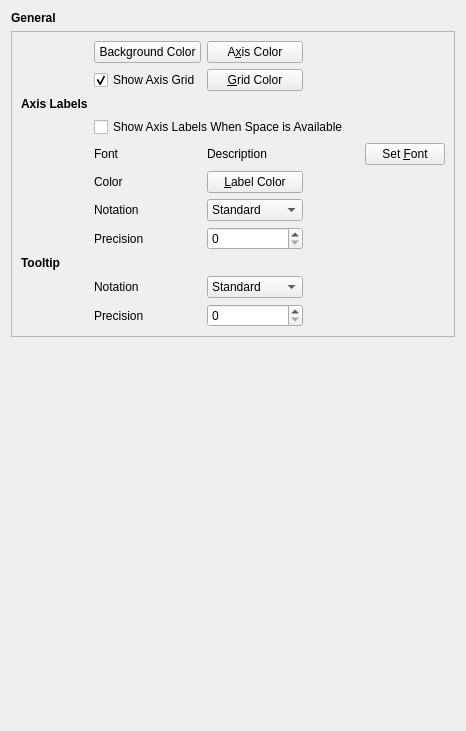
The window that Qt/Components/Resources/UI/pqPlotMatrixOptionsWidget.ui (Kitware/ParaView) describes before a commit, drawn with Qt 5.
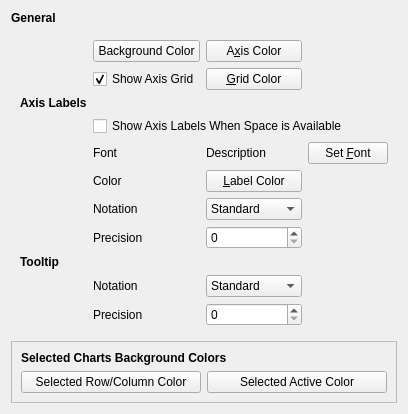
The same window after the commit. The open tabs and pages were chosen to show the change. Custom widgets are drawn as their Qt base class.

Commit message:
Issue 12828: fixed plot matrix view settings dialog issues
Also polished the dialog UI and cleaned up a few minor UI bugs.

Diff of the .ui file:
```diff
--- a/Qt/Components/Resources/UI/pqPlotMatrixOptionsWidget.ui
+++ b/Qt/Components/Resources/UI/pqPlotMatrixOptionsWidget.ui
@@ -6,14 +6,14 @@
    <rect>
     <x>0</x>
     <y>0</y>
-    <width>466</width>
-    <height>731</height>
+    <width>368</width>
+    <height>413</height>
    </rect>
   </property>
   <property name="windowTitle">
    <string>Plot Matrix Options</string>
   </property>
-  <layout class="QVBoxLayout" name="verticalLayout_3">
+  <layout class="QVBoxLayout" name="verticalLayout">
    <item>
     <widget class="QLabel" name="labelGeneral">
      <property name="font">
@@ -27,365 +27,6 @@
      </property>
     </widget>
    </item>
-   <item>
-    <widget class="QFrame" name="frameChart">
-     <property name="frameShape">
-      <enum>QFrame::StyledPanel</enum>
-     </property>
-     <property name="frameShadow">
-      <enum>QFrame::Raised</enum>
-     </property>
-     <layout class="QGridLayout" name="gridLayout_2">
-      <item row="4" column="0">
-       <widget class="QLabel" name="label_45">
-        <property name="font">
-         <font>
-          <weight>75</weight>
-          <bold>true</bold>
-         </font>
-        </property>
-        <property name="text">
-         <string>Axis Labels</string>
-        </property>
-       </widget>
-      </item>
-      <item row="6" column="1">
-       <widget class="QLabel" name="label_41">
-        <property name="text">
-         <string>Font</string>
-        </property>
-       </widget>
-      </item>
-      <item row="6" column="2" colspan="2">
-       <widget class="QLabel" name="AxisLabelFont">
-        <property name="sizePolicy">
-         <sizepolicy hsizetype="Minimum" vsizetype="Preferred">
-          <horstretch>0</horstretch>
-          <verstretch>0</verstretch>
-         </sizepolicy>
-        </property>
-        <property name="text">
-         <string>Description</string>
-        </property>
-       </widget>
-      </item>
-      <item row="6" column="4">
-       <widget class="QPushButton" name="AxisLabelFontButton">
-        <property name="sizePolicy">
-         <sizepolicy hsizetype="Minimum" vsizetype="Fixed">
-          <horstretch>0</horstretch>
-          <verstretch>0</verstretch>
-         </sizepolicy>
-        </property>
-        <property name="text">
-         <string>Set &amp;Font</string>
-        </property>
-       </widget>
-      </item>
-      <item row="7" column="1">
-       <widget class="QLabel" name="label_46">
-        <property name="text">
-         <string>Color</string>
-        </property>
-       </widget>
-      </item>
-      <item row="7" column="2">
-       <widget class="pqColorChooserButton" name="LabelColor">
-        <property name="sizePolicy">
-         <sizepolicy hsizetype="Minimum" vsizetype="Fixed">
-          <horstretch>0</horstretch>
-          <verstretch>0</verstretch>
-         </sizepolicy>
-        </property>
-        <property name="text">
-         <string>&amp;Label Color</string>
-        </property>
-       </widget>
-      </item>
-      <item row="7" column="3" colspan="2">
-       <spacer name="horizontalSpacer_8">
-        <property name="orientation">
-         <enum>Qt::Horizontal</enum>
-        </property>
-        <property name="sizeHint" stdset="0">
-         <size>
-          <width>40</width>
-          <height>20</height>
-         </size>
-        </property>
-       </spacer>
-      </item>
-      <item row="8" column="1">
-       <widget class="QLabel" name="label_43">
-        <property name="text">
-         <string>Notation</string>
-        </property>
-       </widget>
-      </item>
-      <item row="8" column="2">
-       <widget class="QComboBox" name="LabelNotation">
-        <property name="sizePolicy">
-         <sizepolicy hsizetype="Minimum" vsizetype="Fixed">
-          <horstretch>0</horstretch>
-          <verstretch>0</verstretch>
-         </sizepolicy>
-        </property>
-        <item>
-         <property name="text">
-          <string>Standard</string>
-         </property>
-        </item>
-        <item>
-         <property name="text">
-          <string>Exponential</string>
-         </property>
-        </item>
-        <item>
-         <property name="text">
-          <string>Engineering</string>
-         </property>
-        </item>
-        <item>
-         <property name="text">
-          <string>Mixed</string>
-         </property>
-        </item>
-       </widget>
-      </item>
-      <item row="8" column="3" colspan="2">
-       <spacer name="horizontalSpacer_7">
-        <property name="orientation">
-         <enum>Qt::Horizontal</enum>
-        </property>
-        <property name="sizeHint" stdset="0">
-         <size>
-          <width>40</width>
-          <height>20</height>
-         </size>
-        </property>
-       </spacer>
-      </item>
-      <item row="9" column="1">
-       <widget class="QLabel" name="label_44">
-        <property name="text">
-         <string>Precision</string>
-        </property>
-       </widget>
-      </item>
-      <item row="9" column="2">
-       <widget class="QSpinBox" name="LabelPrecision">
-        <property name="sizePolicy">
-         <sizepolicy hsizetype="Minimum" vsizetype="Fixed">
-          <horstretch>0</horstretch>
-          <verstretch>0</verstretch>
-         </sizepolicy>
-        </property>
-        <property name="maximum">
-         <number>6</number>
-        </property>
-       </widget>
-      </item>
-      <item row="10" column="0" colspan="5">
-       <widget class="QLabel" name="label_28">
-        <property name="font">
-         <font>
-          <weight>75</weight>
-          <bold>true</bold>
-         </font>
-        </property>
-        <property name="text">
-         <string>Tooltip</string>
-        </property>
-       </widget>
-      </item>
-      <item row="11" column="2">
-       <widget class="QComboBox" name="TooltipNotation">
-        <property name="sizePolicy">
-         <sizepolicy hsizetype="Minimum" vsizetype="Fixed">
-          <horstretch>0</horstretch>
-          <verstretch>0</verstretch>
-         </sizepolicy>
-        </property>
-        <item>
-         <property name="text">
-          <string>Standard</string>
-         </property>
-        </item>
-        <item>
-         <property name="text">
-          <string>Scientific</string>
-         </property>
-        </item>
-        <item>
-         <property name="text">
-          <string>Fixed</string>
-         </property>
-        </item>
-       </widget>
-      </item>
-      <item row="12" column="1">
-       <widget class="QLabel" name="label_27">
-        <property name="text">
-         <string>Precision</string>
-        </property>
-       </widget>
-      </item>
-      <item row="12" column="2">
-       <widget class="QSpinBox" name="TooltipPrecision">
-        <property name="sizePolicy">
-         <sizepolicy hsizetype="Minimum" vsizetype="Fixed">
-          <horstretch>0</horstretch>
-          <verstretch>0</verstretch>
-         </sizepolicy>
-        </property>
-        <property name="value">
-         <number>0</number>
-        </property>
-       </widget>
-      </item>
-      <item row="9" column="3" colspan="2">
-       <spacer name="horizontalSpacer_9">
-        <property name="orientation">
-         <enum>Qt::Horizontal</enum>
-        </property>
-        <property name="sizeHint" stdset="0">
-         <size>
-          <width>40</width>
-          <height>20</height>
-         </size>
-        </property>
-       </spacer>
-      </item>
-      <item row="11" column="3" colspan="2">
-       <spacer name="horizontalSpacer_10">
-        <property name="orientation">
-         <enum>Qt::Horizontal</enum>
-        </property>
-        <property name="sizeHint" stdset="0">
-         <size>
-          <width>40</width>
-          <height>20</height>
-         </size>
-        </property>
-       </spacer>
-      </item>
-      <item row="12" column="3" colspan="2">
-       <spacer name="horizontalSpacer_11">
-        <property name="orientation">
-         <enum>Qt::Horizontal</enum>
-        </property>
-        <property name="sizeHint" stdset="0">
-         <size>
-          <width>40</width>
-          <height>20</height>
-         </size>
-        </property>
-       </spacer>
-      </item>
-      <item row="2" column="1">
-       <widget class="QCheckBox" name="ShowAxisGrid">
-        <property name="sizePolicy">
-         <sizepolicy hsizetype="Minimum" vsizetype="Fixed">
-          <horstretch>0</horstretch>
-          <verstretch>0</verstretch>
-         </sizepolicy>
-        </property>
-        <property name="text">
-         <string>Show Axis Grid</string>
-        </property>
-        <property name="checked">
-         <bool>true</bool>
-        </property>
-       </widget>
-      </item>
-      <item row="2" column="2">
-       <widget class="pqColorChooserButton" name="GridColor">
-        <property name="sizePolicy">
-         <sizepolicy hsizetype="Minimum" vsizetype="Fixed">
-          <horstretch>0</horstretch>
-          <verstretch>0</verstretch>
-         </sizepolicy>
-        </property>
-        <property name="text">
-         <string>&amp;Grid Color</string>
-        </property>
-       </widget>
-      </item>
-      <item row="1" column="1">
-       <widget class="pqColorChooserButton" name="BackgroundColor">
-        <property name="sizePolicy">
-         <sizepolicy hsizetype="Minimum" vsizetype="Fixed">
-          <horstretch>0</horstretch>
-          <verstretch>0</verstretch>
-         </sizepolicy>
-        </property>
-        <property name="text">
-         <string>Background Color</string>
-        </property>
-       </widget>
-      </item>
-      <item row="1" column="2">
-       <widget class="pqColorChooserButton" name="AxisColor">
-        <property name="sizePolicy">
-         <sizepolicy hsizetype="Minimum" vsizetype="Fixed">
-          <horstretch>0</horstretch>
-          <verstretch>0</verstretch>
-         </sizepolicy>
-        </property>
-        <property name="text">
-         <string>A&amp;xis Color</string>
-        </property>
-       </widget>
-      </item>
-      <item row="1" column="3" colspan="2">
-       <spacer name="horizontalSpacer_2">
-        <property name="orientation">
-         <enum>Qt::Horizontal</enum>
-        </property>
-        <property name="sizeHint" stdset="0">
-         <size>
-          <width>40</width>
-          <height>20</height>
-         </size>
-        </property>
-       </spacer>
-      </item>
-      <item row="2" column="3" colspan="2">
-       <spacer name="horizontalSpacer_3">
-        <property name="orientation">
-         <enum>Qt::Horizontal</enum>
-        </property>
-        <property name="sizeHint" stdset="0">
-         <size>
-          <width>40</width>
-          <height>20</height>
-         </size>
-        </property>
-       </spacer>
-      </item>
-      <item row="5" column="1" colspan="4">
-       <widget class="QCheckBox" name="ShowAxisLabels">
-        <property name="sizePolicy">
-         <sizepolicy hsizetype="Minimum" vsizetype="Fixed">
-          <horstretch>0</horstretch>
-          <verstretch>0</verstretch>
-         </sizepolicy>
-        </property>
-        <property name="text">
-         <string>Show Axis Labels When Space is Available</string>
-        </property>
-       </widget>
-      </item>
-      <item row="11" column="1">
-       <widget class="QLabel" name="label_26">
-        <property name="text">
-         <string>Notation</string>
-        </property>
-       </widget>
-      </item>
-     </layout>
-    </widget>
-   </item>
    <item>
     <widget class="QStackedWidget" name="ChartPages">
      <property name="currentIndex">
@@ -393,7 +34,7 @@
      </property>
      <widget class="QWidget" name="GeneralPlot">
       <layout class="QGridLayout" name="gridLayout">
-       <item row="0" column="0" colspan="6">
+       <item row="0" column="0">
         <widget class="QLabel" name="label">
          <property name="font">
           <font>
@@ -406,24 +47,24 @@
          </property>
         </widget>
        </item>
-       <item row="1" column="2">
+       <item row="1" column="1">
         <widget class="QLabel" name="label_2">
          <property name="text">
           <string>Text</string>
          </property>
         </widget>
        </item>
-       <item row="1" column="4" colspan="6">
+       <item row="1" column="2" colspan="4">
         <widget class="QLineEdit" name="ChartTitle"/>
        </item>
-       <item row="2" column="2">
+       <item row="2" column="1">
         <widget class="QLabel" name="label_3">
          <property name="text">
           <string>Font</string>
          </property>
         </widget>
        </item>
-       <item row="2" column="4" colspan="6">
+       <item row="2" column="2" colspan="5">
         <layout class="QHBoxLayout">
          <property name="spacing">
           <number>6</number>
@@ -453,47 +94,47 @@
          </item>
         </layout>
        </item>
-       <item row="3" column="2">
+       <item row="3" column="1">
         <widget class="QLabel" name="label_4">
          <property name="text">
           <string>Alignment</string>
          </property>
         </widget>
        </item>
-       <item row="3" column="8" colspan="2">
-        <spacer name="horizontalSpacer_6">
-         <property name="orientation">
-          <enum>Qt::Horizontal</enum>
-         </property>
-         <property name="sizeHint" stdset="0">
-          <size>
-           <width>40</width>
-           <height>20</height>
-          </size>
-         </property>
-        </spacer>
+       <item row="3" column="2">
+        <widget class="QComboBox" name="ChartTitleAlignment">
+         <item>
+          <property name="text">
+           <string>Left</string>
+          </property>
+         </item>
+         <item>
+          <property name="text">
+           <string>Center</string>
+          </property>
+         </item>
+         <item>
+          <property name="text">
+           <string>Right</string>
+          </property>
+         </item>
+        </widget>
        </item>
-       <item row="4" column="2">
+       <item row="4" column="1">
         <widget class="QLabel" name="label_8">
          <property name="text">
           <string>Color</string>
          </property>
         </widget>
        </item>
-       <item row="17" column="1">
-        <widget class="QLabel" name="label_30">
-         <property name="font">
-          <font>
-           <weight>75</weight>
-           <bold>true</bold>
-          </font>
-         </property>
+       <item row="4" column="2" colspan="2">
+        <widget class="pqColorChooserButton" name="ChartTitleColor">
          <property name="text">
-          <string>Layout Spacing</string>
+          <string>Set Co&amp;lor</string>
          </property>
         </widget>
        </item>
-       <item row="7" column="1">
+       <item row="5" column="0">
         <widget class="QLabel" name="label_35">
          <property name="font">
           <font>
@@ -506,7 +147,7 @@
          </property>
         </widget>
        </item>
-       <item row="8" column="2">
+       <item row="6" column="1">
         <widget class="QLabel" name="label_34">
          <property name="sizePolicy">
           <sizepolicy hsizetype="Minimum" vsizetype="Preferred">
@@ -519,7 +160,7 @@
          </property>
         </widget>
        </item>
-       <item row="8" column="4">
+       <item row="6" column="2">
         <widget class="QSpinBox" name="LeftMargin">
          <property name="sizePolicy">
           <sizepolicy hsizetype="Minimum" vsizetype="Fixed">
@@ -535,7 +176,23 @@
          </property>
         </widget>
        </item>
-       <item row="9" column="2">
+       <item row="6" column="5" colspan="2">
+        <widget class="QSpinBox" name="BottomMargin">
+         <property name="sizePolicy">
+          <sizepolicy hsizetype="Minimum" vsizetype="Fixed">
+           <horstretch>0</horstretch>
+           <verstretch>0</verstretch>
+          </sizepolicy>
+         </property>
+         <property name="maximum">
+          <number>1024</number>
+         </property>
+         <property name="value">
+          <number>40</number>
+         </property>
+        </widget>
+       </item>
+       <item row="7" column="1">
         <widget class="QLabel" name="label_33">
          <property name="sizePolicy">
           <sizepolicy hsizetype="Minimum" vsizetype="Preferred">
@@ -548,20 +205,52 @@
          </property>
         </widget>
        </item>
-       <item row="19" column="4">
-        <widget class="QDoubleSpinBox" name="GutterY">
+       <item row="7" column="2">
+        <widget class="QSpinBox" name="RightMargin">
          <property name="sizePolicy">
           <sizepolicy hsizetype="Minimum" vsizetype="Fixed">
            <horstretch>0</horstretch>
            <verstretch>0</verstretch>
           </sizepolicy>
          </property>
+         <property name="maximum">
+          <number>1024</number>
+         </property>
          <property name="value">
-          <double>15.000000000000000</double>
+          <number>50</number>
          </property>
         </widget>
        </item>
-       <item row="19" column="2">
+       <item row="7" column="5" colspan="2">
+        <widget class="QSpinBox" name="TopMargin">
+         <property name="sizePolicy">
+          <sizepolicy hsizetype="Minimum" vsizetype="Fixed">
+           <horstretch>0</horstretch>
+           <verstretch>0</verstretch>
+          </sizepolicy>
+         </property>
+         <property name="maximum">
+          <number>1024</number>
+         </property>
+         <property name="value">
+          <number>40</number>
+         </property>
+        </widget>
+       </item>
+       <item row="8" column="0">
+        <widget class="QLabel" name="label_30">
+         <property name="font">
+          <font>
+           <weight>75</weight>
+           <bold>true</bold>
+          </font>
+         </property>
+         <property name="text">
+          <string>Layout Spacing</string>
+         </property>
+        </widget>
+       </item>
+       <item row="9" column="1">
         <widget class="QLabel" name="labelGutterX">
          <property name="sizePolicy">
           <sizepolicy hsizetype="Minimum" vsizetype="Preferred">
@@ -574,7 +263,7 @@
          </property>
         </widget>
        </item>
-       <item row="19" column="6">
+       <item row="9" column="2">
         <widget class="QDoubleSpinBox" name="GutterX">
          <property name="sizePolicy">
           <sizepolicy hsizetype="Minimum" vsizetype="Fixed">
@@ -587,20 +276,33 @@
          </property>
         </widget>
        </item>
-       <item row="19" column="5">
-        <widget class="QLabel" name="labelGutterY">
+       <item row="9" column="5" colspan="2">
+        <widget class="QDoubleSpinBox" name="GutterY">
          <property name="sizePolicy">
-          <sizepolicy hsizetype="Minimum" vsizetype="Preferred">
+          <sizepolicy hsizetype="Minimum" vsizetype="Fixed">
            <horstretch>0</horstretch>
            <verstretch>0</verstretch>
           </sizepolicy>
          </property>
-         <property name="text">
-          <string>Vertical</string>
+         <property name="value">
+          <double>15.000000000000000</double>
          </property>
         </widget>
        </item>
-       <item row="8" column="6">
+       <item row="10" column="1">
+        <spacer name="verticalSpacer">
+         <property name="orientation">
+          <enum>Qt::Vertical</enum>
+         </property>
+         <property name="sizeHint" stdset="0">
+          <size>
+           <width>20</width>
+           <height>40</height>
+          </size>
+         </property>
+        </spacer>
+       </item>
+       <item row="6" column="4">
         <widget class="QLabel" name="label_32">
          <property name="sizePolicy">
           <sizepolicy hsizetype="Minimum" vsizetype="Preferred">
@@ -613,7 +315,7 @@
          </property>
         </widget>
        </item>
-       <item row="9" column="6">
+       <item row="7" column="4">
         <widget class="QLabel" name="label_29">
          <property name="sizePolicy">
           <sizepolicy hsizetype="Minimum" vsizetype="Preferred">
@@ -626,66 +328,268 @@
          </property>
         </widget>
        </item>
-       <item row="8" column="7" colspan="3">
-        <widget class="QSpinBox" name="BottomMargin">
-         <property name="sizePolicy">
-          <sizepolicy hsizetype="Minimum" vsizetype="Fixed">
-           <horstretch>0</horstretch>
-           <verstretch>0</verstretch>
-          </sizepolicy>
-         </property>
-         <property name="maximum">
-          <number>1024</number>
-         </property>
-         <property name="value">
-          <number>40</number>
-         </property>
-        </widget>
-       </item>
-       <item row="9" column="7" colspan="3">
-        <widget class="QSpinBox" name="TopMargin">
-         <property name="sizePolicy">
-          <sizepolicy hsizetype="Minimum" vsizetype="Fixed">
-           <horstretch>0</horstretch>
-           <verstretch>0</verstretch>
-          </sizepolicy>
-         </property>
-         <property name="maximum">
-          <number>1024</number>
-         </property>
-         <property name="value">
-          <number>40</number>
-         </property>
-        </widget>
-       </item>
-       <item row="3" column="4">
-        <widget class="QComboBox" name="ChartTitleAlignment">
-         <item>
-          <property name="text">
-           <string>Left</string>
-          </property>
-         </item>
-         <item>
-          <property name="text">
-           <string>Center</string>
-          </property>
-         </item>
-         <item>
-          <property name="text">
-           <string>Right</string>
-          </property>
-         </item>
-        </widget>
-       </item>
-       <item row="4" column="4">
-        <widget class="pqColorChooserButton" name="ChartTitleColor">
-         <property name="text">
-          <string>Set Co&amp;lor</string>
-         </property>
-        </widget>
-       </item>
        <item row="9" column="4">
-        <widget class="QSpinBox" name="RightMargin">
+        <widget class="QLabel" name="labelGutterY_2">
+         <property name="sizePolicy">
+          <sizepolicy hsizetype="Minimum" vsizetype="Preferred">
+           <horstretch>0</horstretch>
+           <verstretch>0</verstretch>
+          </sizepolicy>
+         </property>
+         <property name="text">
+          <string>Vertical</string>
+         </property>
+        </widget>
+       </item>
+       <item row="6" column="7">
+        <spacer name="horizontalSpacer_6">
+         <property name="orientation">
+          <enum>Qt::Horizontal</enum>
+         </property>
+         <property name="sizeHint" stdset="0">
+          <size>
+           <width>40</width>
+           <height>20</height>
+          </size>
+         </property>
+        </spacer>
+       </item>
+      </layout>
+     </widget>
+     <widget class="QWidget" name="ActivePlot">
+      <layout class="QGridLayout" name="gridLayout_4">
+       <item row="0" column="1">
+        <widget class="pqColorChooserButton" name="BackgroundColor">
+         <property name="sizePolicy">
+          <sizepolicy hsizetype="Minimum" vsizetype="Fixed">
+           <horstretch>0</horstretch>
+           <verstretch>0</verstretch>
+          </sizepolicy>
+         </property>
+         <property name="text">
+          <string>Background Color</string>
+         </property>
+        </widget>
+       </item>
+       <item row="0" column="2">
+        <widget class="pqColorChooserButton" name="AxisColor">
+         <property name="sizePolicy">
+          <sizepolicy hsizetype="Minimum" vsizetype="Fixed">
+           <horstretch>0</horstretch>
+           <verstretch>0</verstretch>
+          </sizepolicy>
+         </property>
+         <property name="text">
+          <string>A&amp;xis Color</string>
+         </property>
+        </widget>
+       </item>
+       <item row="0" column="3">
+        <spacer name="horizontalSpacer_2">
+         <property name="orientation">
+          <enum>Qt::Horizontal</enum>
+         </property>
+         <property name="sizeHint" stdset="0">
+          <size>
+           <width>40</width>
+           <height>20</height>
+          </size>
+         </property>
+        </spacer>
+       </item>
+       <item row="1" column="1">
+        <widget class="QCheckBox" name="ShowAxisGrid">
+         <property name="sizePolicy">
+          <sizepolicy hsizetype="Minimum" vsizetype="Fixed">
+           <horstretch>0</horstretch>
+           <verstretch>0</verstretch>
+          </sizepolicy>
+         </property>
+         <property name="text">
+          <string>Show Axis Grid</string>
+         </property>
+         <property name="checked">
+          <bool>true</bool>
+         </property>
+        </widget>
+       </item>
+       <item row="1" column="2">
+        <widget class="pqColorChooserButton" name="GridColor">
+         <property name="sizePolicy">
+          <sizepolicy hsizetype="Minimum" vsizetype="Fixed">
+           <horstretch>0</horstretch>
+           <verstretch>0</verstretch>
+          </sizepolicy>
+         </property>
+         <property name="text">
+          <string>&amp;Grid Color</string>
+         </property>
+        </widget>
+       </item>
+       <item row="1" column="3">
+        <spacer name="horizontalSpacer_3">
+         <property name="orientation">
+          <enum>Qt::Horizontal</enum>
+         </property>
+         <property name="sizeHint" stdset="0">
+          <size>
+           <width>40</width>
+           <height>20</height>
+          </size>
+         </property>
+        </spacer>
+       </item>
+       <item row="2" column="0">
+        <widget class="QLabel" name="label_45">
+         <property name="font">
+          <font>
+           <weight>75</weight>
+           <bold>true</bold>
+          </font>
+         </property>
+         <property name="text">
+          <string>Axis Labels</string>
+         </property>
+        </widget>
+       </item>
+       <item row="3" column="1" colspan="3">
+        <widget class="QCheckBox" name="ShowAxisLabels">
+         <property name="sizePolicy">
+          <sizepolicy hsizetype="Minimum" vsizetype="Fixed">
+           <horstretch>0</horstretch>
+           <verstretch>0</verstretch>
+          </sizepolicy>
+         </property>
+         <property name="text">
+          <string>Show Axis Labels When Space is Available</string>
+         </property>
+        </widget>
+       </item>
+       <item row="4" column="1">
+        <widget class="QLabel" name="label_41">
+         <property name="text">
+          <string>Font</string>
+         </property>
+        </widget>
+       </item>
+       <item row="4" column="2">
+        <widget class="QLabel" name="AxisLabelFont">
+         <property name="sizePolicy">
+          <sizepolicy hsizetype="Minimum" vsizetype="Preferred">
+           <horstretch>0</horstretch>
+           <verstretch>0</verstretch>
+          </sizepolicy>
+         </property>
+         <property name="text">
+          <string>Description</string>
+         </property>
+        </widget>
+       </item>
+       <item row="4" column="3">
+        <widget class="QPushButton" name="AxisLabelFontButton">
+         <property name="sizePolicy">
+          <sizepolicy hsizetype="Minimum" vsizetype="Fixed">
+           <horstretch>0</horstretch>
+           <verstretch>0</verstretch>
+          </sizepolicy>
+         </property>
+         <property name="text">
+          <string>Set &amp;Font</string>
+         </property>
+        </widget>
+       </item>
+       <item row="5" column="1">
+        <widget class="QLabel" name="label_46">
+         <property name="text">
+          <string>Color</string>
+         </property>
+        </widget>
+       </item>
+       <item row="5" column="2">
+        <widget class="pqColorChooserButton" name="LabelColor">
+         <property name="sizePolicy">
+          <sizepolicy hsizetype="Minimum" vsizetype="Fixed">
+           <horstretch>0</horstretch>
+           <verstretch>0</verstretch>
+          </sizepolicy>
+         </property>
+         <property name="text">
+          <string>&amp;Label Color</string>
+         </property>
+        </widget>
+       </item>
+       <item row="5" column="3">
+        <spacer name="horizontalSpacer_8">
+         <property name="orientation">
+          <enum>Qt::Horizontal</enum>
+         </property>
+         <property name="sizeHint" stdset="0">
+          <size>
+           <width>40</width>
+           <height>20</height>
+          </size>
+         </property>
+        </spacer>
+       </item>
+       <item row="6" column="1">
+        <widget class="QLabel" name="label_43">
+         <property name="text">
+          <string>Notation</string>
+         </property>
+        </widget>
+       </item>
+       <item row="6" column="2">
+        <widget class="QComboBox" name="LabelNotation">
+         <property name="sizePolicy">
+          <sizepolicy hsizetype="Minimum" vsizetype="Fixed">
+           <horstretch>0</horstretch>
+           <verstretch>0</verstretch>
+          </sizepolicy>
+         </property>
+         <item>
+          <property name="text">
+           <string>Standard</string>
+          </property>
+         </item>
+         <item>
+          <property name="text">
+           <string>Exponential</string>
+          </property>
+         </item>
+         <item>
+          <property name="text">
+           <string>Engineering</string>
+          </property>
+         </item>
+         <item>
+          <property name="text">
+           <string>Mixed</string>
+          </property>
+         </item>
+        </widget>
+       </item>
+       <item row="6" column="3">
+        <spacer name="horizontalSpacer_7">
+         <property name="orientation">
+          <enum>Qt::Horizontal</enum>
+         </property>
+         <property name="sizeHint" stdset="0">
+          <size>
+           <width>40</width>
+           <height>20</height>
+          </size>
+         </property>
+        </spacer>
+       </item>
+       <item row="7" column="1">
+        <widget class="QLabel" name="label_44">
+         <property name="text">
+          <string>Precision</string>
+         </property>
+        </widget>
+       </item>
+       <item row="7" column="2">
+        <widget class="QSpinBox" name="LabelPrecision">
          <property name="sizePolicy">
           <sizepolicy hsizetype="Minimum" vsizetype="Fixed">
            <horstretch>0</horstretch>
@@ -693,75 +597,180 @@
           </sizepolicy>
          </property>
          <property name="maximum">
-          <number>1024</number>
+          <number>6</number>
+         </property>
+        </widget>
+       </item>
+       <item row="7" column="3">
+        <spacer name="horizontalSpacer_9">
+         <property name="orientation">
+          <enum>Qt::Horizontal</enum>
+         </property>
+         <property name="sizeHint" stdset="0">
+          <size>
+           <width>40</width>
+           <height>20</height>
+          </size>
+         </property>
+        </spacer>
+       </item>
+       <item row="8" column="0" colspan="4">
+        <widget class="QLabel" name="label_28">
+         <property name="font">
+          <font>
+           <weight>75</weight>
+           <bold>true</bold>
+          </font>
+         </property>
+         <property name="text">
+          <string>Tooltip</string>
+         </property>
+        </widget>
+       </item>
+       <item row="9" column="1">
+        <widget class="QLabel" name="label_26">
+         <property name="text">
+          <string>Notation</string>
+         </property>
+        </widget>
+       </item>
+       <item row="9" column="2">
+        <widget class="QComboBox" name="TooltipNotation">
+         <property name="sizePolicy">
+          <sizepolicy hsizetype="Minimum" vsizetype="Fixed">
+           <horstretch>0</horstretch>
+           <verstretch>0</verstretch>
+          </sizepolicy>
+         </property>
+         <item>
+          <property name="text">
+           <string>Standard</string>
+          </property>
+         </item>
+         <item>
+          <property name="text">
+           <string>Scientific</string>
+          </property>
+         </item>
+         <item>
+          <property name="text">
+           <string>Fixed</string>
+          </property>
+         </item>
+        </widget>
+       </item>
+       <item row="9" column="3">
+        <spacer name="horizontalSpacer_10">
+         <property name="orientation">
+          <enum>Qt::Horizontal</enum>
+         </property>
+         <property name="sizeHint" stdset="0">
+          <size>
+           <width>40</width>
+           <height>20</height>
+          </size>
+         </property>
+        </spacer>
+       </item>
+       <item row="10" column="1">
+        <widget class="QLabel" name="label_27">
+         <property name="text">
+          <string>Precision</string>
+         </property>
+        </widget>
+       </item>
+       <item row="10" column="2">
+        <widget class="QSpinBox" name="TooltipPrecision">
+         <property name="sizePolicy">
+          <sizepolicy hsizetype="Minimum" vsizetype="Fixed">
+           <horstretch>0</horstretch>
+           <verstretch>0</verstretch>
+          </sizepolicy>
          </property>
          <property name="value">
-          <number>50</number>
+          <number>0</number>
          </property>
         </widget>
        </item>
-      </layout>
-     </widget>
-     <widget class="QWidget" name="ActivePlot"/>
-     <widget class="QWidget" name="ScatterPlots">
-      <layout class="QGridLayout" name="gridLayout_3">
-       <item row="0" column="0" colspan="3">
-        <widget class="QLabel" name="labelSelectionBackgroundColor">
-         <property name="font">
-          <font>
-           <weight>75</weight>
-           <bold>true</bold>
-          </font>
+       <item row="10" column="3">
+        <spacer name="horizontalSpacer_11">
+         <property name="orientation">
+          <enum>Qt::Horizontal</enum>
          </property>
-         <property name="text">
-          <string>Selected Charts Background Colors</string>
+         <property name="sizeHint" stdset="0">
+          <size>
+           <width>72</width>
+           <height>20</height>
+          </size>
          </property>
-        </widget>
+        </spacer>
        </item>
-       <item row="1" column="0">
-        <widget class="pqColorChooserButton" name="selRowColBackgroundColor">
-         <property name="sizePolicy">
-          <sizepolicy hsizetype="Minimum" vsizetype="Fixed">
-           <horstretch>0</horstretch>
-           <verstretch>0</verstretch>
-          </sizepolicy>
-         </property>
-         <property name="text">
-          <string>Selected Row/Column Color</string>
-         </property>
-        </widget>
-       </item>
-       <item row="1" column="2">
-        <widget class="pqColorChooserButton" name="selActiveBackgroundColor">
-         <property name="sizePolicy">
-          <sizepolicy hsizetype="Minimum" vsizetype="Fixed">
-           <horstretch>0</horstretch>
-           <verstretch>0</verstretch>
-          </sizepolicy>
-         </property>
-         <property name="text">
-          <string>Selected Active Color</string>
-         </property>
-        </widget>
-       </item>
-       <item row="2" column="1">
-        <spacer name="verticalSpacer">
+       <item row="11" column="1">
+        <spacer name="verticalSpacer_2">
          <property name="orientation">
           <enum>Qt::Vertical</enum>
          </property>
          <property name="sizeHint" stdset="0">
           <size>
-           <width>17</width>
-           <height>190</height>
+           <width>20</width>
+           <height>40</height>
           </size>
          </property>
         </spacer>
        </item>
       </layout>
      </widget>
-     <widget class="QWidget" name="HistogramPlots">
-      <layout class="QVBoxLayout" name="verticalLayout_2"/>
-     </widget>
+    </widget>
+   </item>
+   <item>
+    <widget class="QFrame" name="frameScatterPlot">
+     <property name="frameShape">
+      <enum>QFrame::StyledPanel</enum>
+     </property>
+     <property name="frameShadow">
+      <enum>QFrame::Raised</enum>
+     </property>
+     <layout class="QGridLayout" name="gridLayout_2">
+      <item row="0" column="0" colspan="2">
+       <widget class="QLabel" name="labelSelectionBackgroundColor">
+        <property name="font">
+         <font>
+          <weight>75</weight>
+          <bold>true</bold>
+         </font>
+        </property>
+        <property name="text">
+         <string>Selected Charts Background Colors</string>
+        </property>
+       </widget>
+      </item>
+      <item row="1" column="0">
+       <widget class="pqColorChooserButton" name="selRowColBackgroundColor">
+        <property name="sizePolicy">
+         <sizepolicy hsizetype="Minimum" vsizetype="Fixed">
+          <horstretch>0</horstretch>
+          <verstretch>0</verstretch>
+         </sizepolicy>
+        </property>
+        <property name="text">
+         <string>Selected Row/Column Color</string>
+        </property>
+       </widget>
+      </item>
+      <item row="1" column="1">
+       <widget class="pqColorChooserButton" name="selActiveBackgroundColor">
+        <property name="sizePolicy">
+         <sizepolicy hsizetype="Minimum" vsizetype="Fixed">
+          <horstretch>0</horstretch>
+          <verstretch>0</verstretch>
+         </sizepolicy>
+        </property>
+        <property name="text">
+         <string>Selected Active Color</string>
+        </property>
+       </widget>
+      </item>
+     </layout>
     </widget>
    </item>
    <item>
```
The commit also changes 2 other files.
